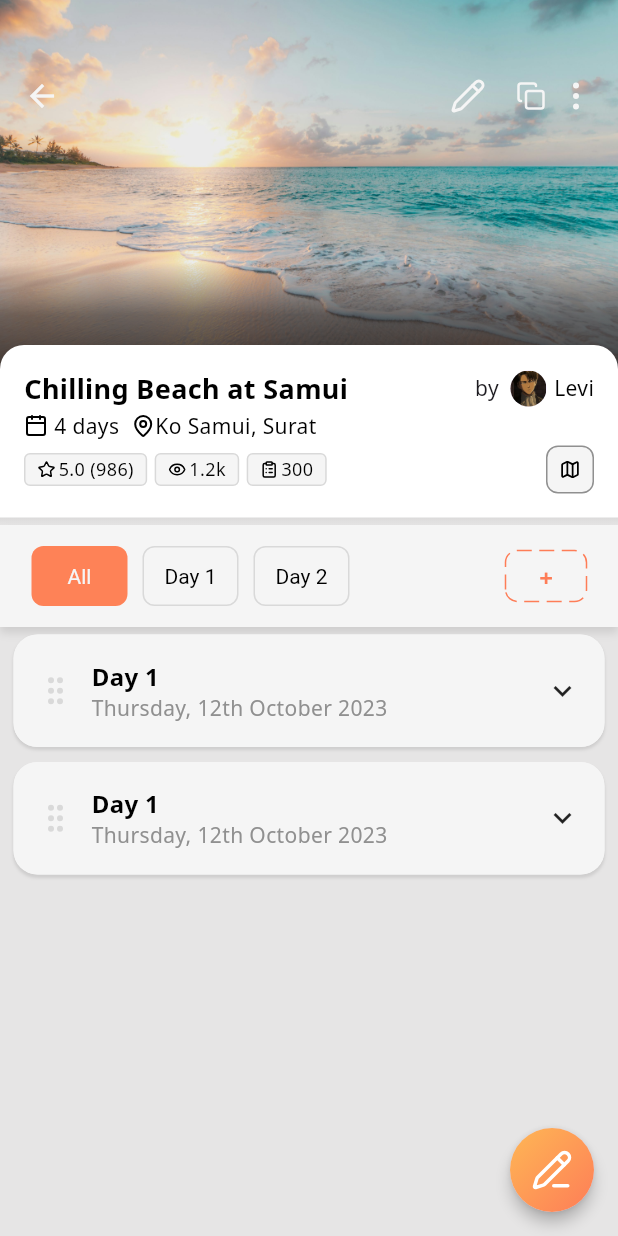
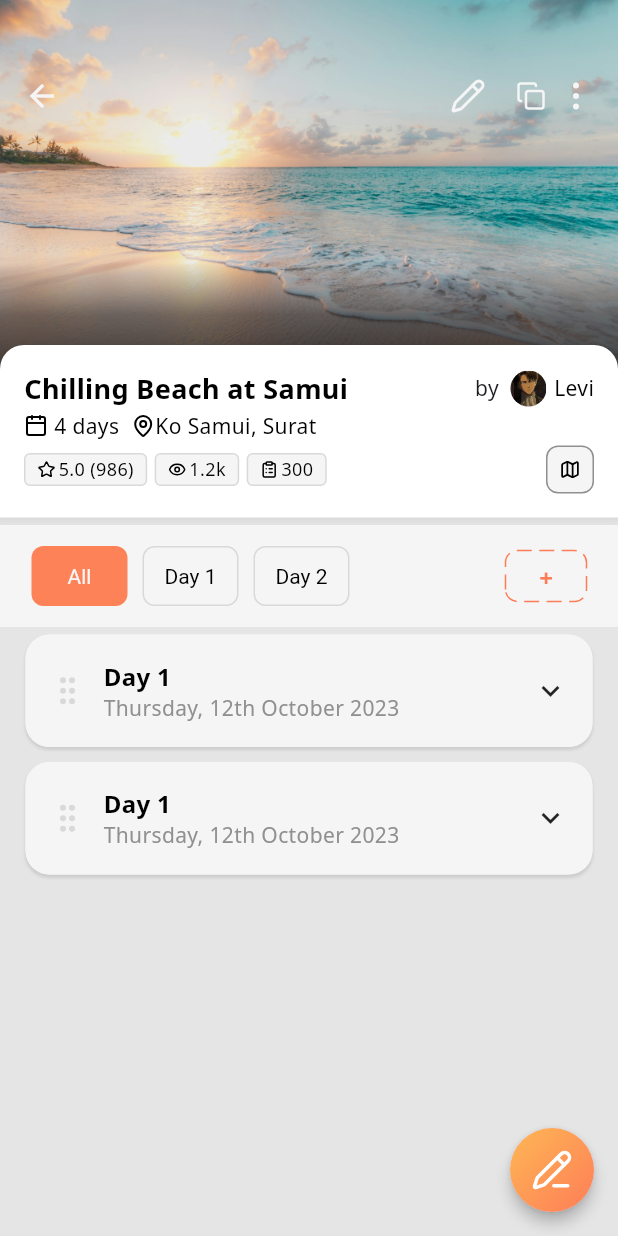
Before and after one commit to Thun-2004/triptery, a Flutter app: the screen it shows after launch, on a phone screen of 412 x 824 dp. Run offline on Flutter 3.47's test engine with Material 3 defaults, Android fonts, the phone set to English and light mode, and no system bars; drawn by our look-alikes of dotted_border; our stand-ins replace dropdown_button2, flutter_dotenv, flutter_social_button, flutter_svg, get, google_fonts and 6 more; accounts and stored records are empty; generated files the repository leaves out were written again.

Commit message:
fix: top spacing above daylist card

```diff
--- a/lib/presentation/pages/trip/trip_page.dart
+++ b/lib/presentation/pages/trip/trip_page.dart
@@ -1,3 +1,4 @@
+
 import 'package:flutter/material.dart';
 import 'package:lucide_icons_flutter/lucide_icons.dart';
 import 'package:triptery/presentation/controllers/trip_controller.dart';
--- a/lib/presentation/widgets/trip/components/day_list.dart
+++ b/lib/presentation/widgets/trip/components/day_list.dart
@@ -1,6 +1,6 @@
-import 'dart:ffi';
 
 import 'package:flutter/material.dart';
+import 'package:triptery/constant/colors.dart';
 import 'package:triptery/presentation/widgets/trip/components/day.dart';
 import 'package:triptery/data/mock/mock_trips.dart';
 import 'package:triptery/domain/entities/trip/trip.dart';
@@ -24,28 +24,17 @@ class _DayListState extends State<DayList> {
 
   @override
   Widget build(BuildContext context) {
-    // return Container(
-    //   height: 800,
-    //   width: double.infinity,
-    //   child: ListView.builder(
-    //     physics: const BouncingScrollPhysics(),
-    //     itemCount: days.length,
-    //     itemBuilder: (context, index) {
-    //       return Day(
-    //         day: days[index],
-    //       );
-    //     },
-    //   ),
-    // );
     return Container(
-      height: 845,
       width: double.infinity,
       decoration: BoxDecoration(
+        color: AppColors.grayBg,
         borderRadius: BorderRadius.only(
           bottomLeft: Radius.circular(16),
           bottomRight: Radius.circular(16)),
       ),
       child: ListView.builder(
+        padding: const EdgeInsets.symmetric(horizontal: 8, vertical: 0),
+        shrinkWrap: true,
         physics: const BouncingScrollPhysics(),
         itemCount: days.length,
         itemBuilder: (context, index) {
--- a/lib/presentation/widgets/trip/trip_body.dart
+++ b/lib/presentation/widgets/trip/trip_body.dart
@@ -1,6 +1,4 @@
 import 'package:flutter/material.dart';
-import 'package:flutter/rendering.dart';
-import 'package:provider/provider.dart';
 import 'package:triptery/constant/colors.dart';
 import 'package:triptery/presentation/widgets/add_button.dart';
 import 'package:triptery/presentation/widgets/base_ui/text.dart';
@@ -147,8 +145,11 @@ class _TripBodyState extends State<TripBody> {
               ),
             ),
           ),
-
-          dayMode,
+          Container(
+            height: 845, // Adjust height as needed
+            child: dayMode,
+          ),
+          // dayMode,
           const SizedBox(height: 16),
 
           // Add your trip details here
```
